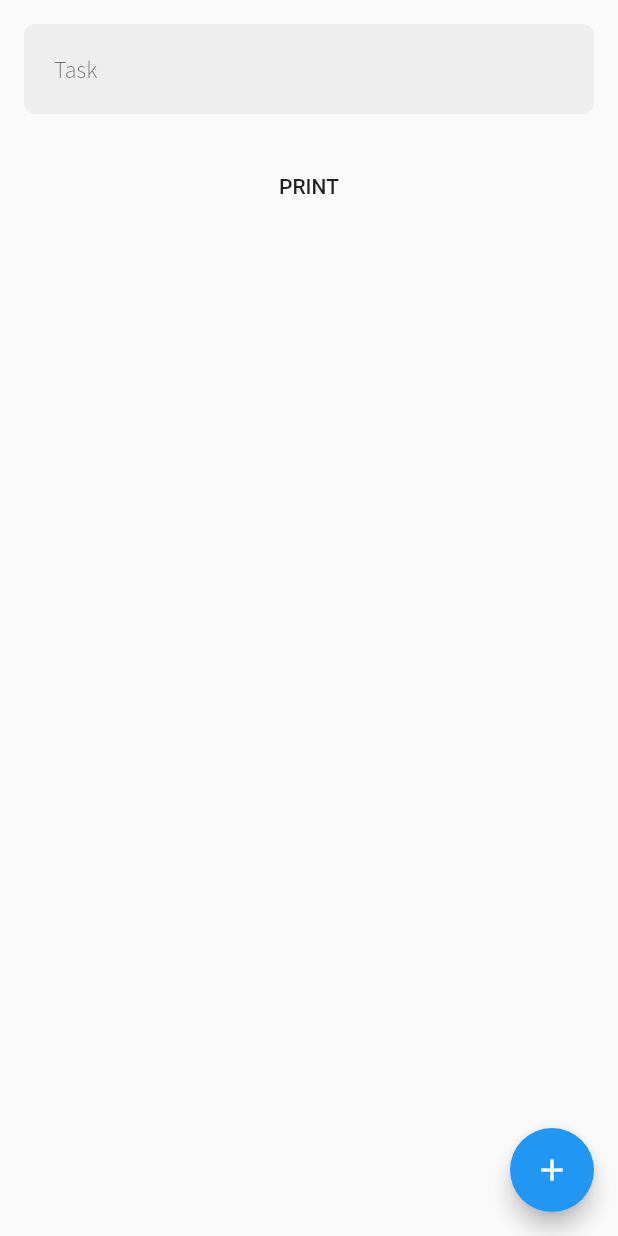
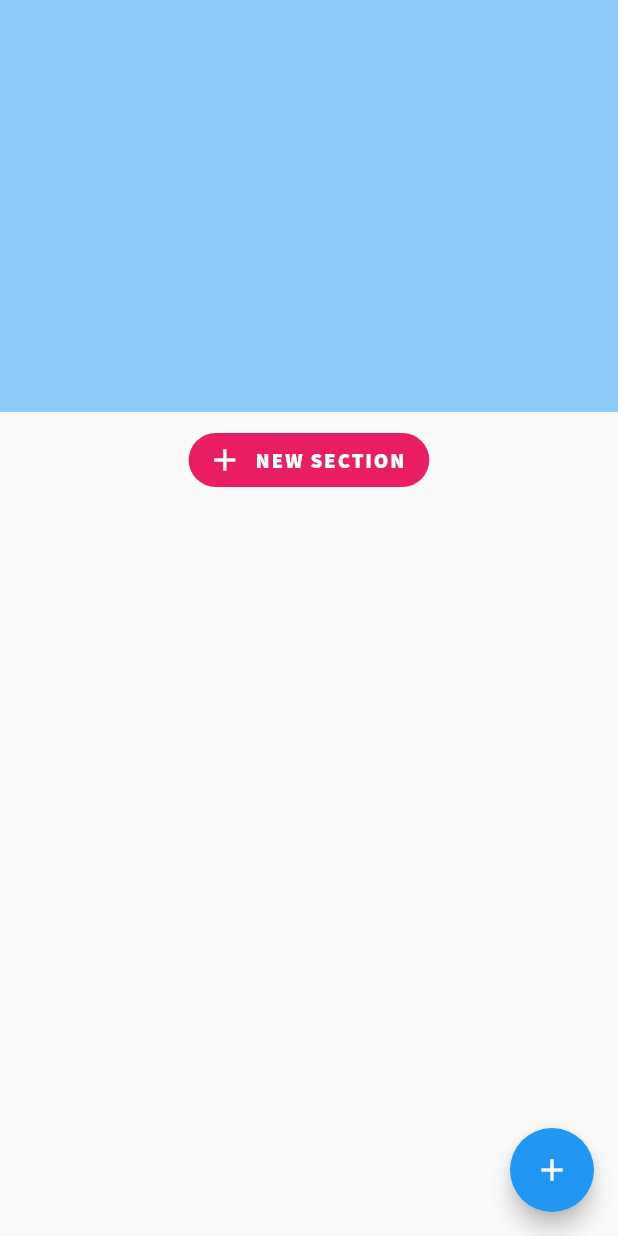
Before and after one commit to aaron-kotch/colltest, a Flutter app: the NewTask screen opened by its route, on a phone screen of 412 x 824 dp. Run offline on Flutter 3.47's test engine with Material 2 defaults, Android fonts, the phone set to English and light mode, and no system bars; our stand-ins replace carousel_slider, cloud_firestore, firebase_auth, image_cropper, image_picker, page_transition and 1 more; accounts and stored records are empty.

Commit message:
Animated List success, layout designs

```diff
--- a/lib/newTask_view.dart
+++ b/lib/newTask_view.dart
@@ -1,3 +1,5 @@
+import 'dart:async';
+
 import 'package:colltest/home_view.dart';
 import 'package:flutter/material.dart';
 import 'package:colltest/home_view.dart';
@@ -13,101 +15,215 @@ class _NewTaskState extends State<NewTask> {
   String saved = '';
 
   List<TextEditingController> _controller = new List();
+  ScrollController scrollController = new ScrollController();
 
   List<String> lItems = [];
 
+  int i;
+
   List<Widget> list = new List();
+  List<String> savedText = new List();
+
+  final GlobalKey<AnimatedListState> listKey = GlobalKey<AnimatedListState>();
+
+  bool clicked = false;
+
+  List<int> _items = [];
+
+  int counter = 0;
+
+  double cardHeight = 250;
+
+  Widget slideIt(BuildContext context, int index, animation) {
+    return SizeTransition(
+      sizeFactor: CurvedAnimation(
+        parent: animation,
+        curve: Curves.easeInOutCubic,
+      ),
+      child: Container(
+          padding: EdgeInsets.only(left: 8, right: 8, top: 4, bottom: 4),
+          child: Container(
+              child: Material(
+                  shape: RoundedRectangleBorder(
+                      borderRadius: BorderRadius.circular(8)),
+                  elevation: 1,
+                  child: Column(
+                    children: <Widget>[
+                      new TextField(
+                        autofocus: false,
+                        maxLines: null,
+                        keyboardType: TextInputType.multiline,
+                        controller: _controller[index],
+                        style: TextStyle(
+                          fontFamily: "SourceSansPro",
+                          fontWeight: FontWeight.w800,
+                          color: Colors.grey[800],
+                          fontSize: 20,
+                        ),
+                        decoration: InputDecoration(
+                          hintText: 'Section name',
+                          hintStyle: TextStyle(
+                            fontFamily: "SourceSansPro",
+                            fontWeight: FontWeight.w800,
+                            color: Colors.grey[500],
+                            fontSize: 20,
+                          ),
+                          filled: true,
+                          fillColor: Colors.grey[100],
+                          border: OutlineInputBorder(
+                              borderSide: BorderSide(
+                            color: Colors.grey[100],
+                          )),
+                          enabledBorder: OutlineInputBorder(
+                              borderRadius: BorderRadius.only(
+                                bottomLeft: Radius.circular(0),
+                                bottomRight: Radius.circular(0),
+                                topLeft: Radius.circular(8),
+                                topRight: Radius.circular(8),
+                              ),
+                              borderSide: BorderSide(
+                                color: Colors.grey[100],
+                              )),
+                          focusedBorder: UnderlineInputBorder(
+                            borderSide: BorderSide(
+                              color: Colors.blueAccent,
+                            ),
+                            borderRadius: BorderRadius.only(
+                              bottomLeft: Radius.circular(0),
+                              bottomRight: Radius.circular(0),
+                              topLeft: Radius.circular(8),
+                              topRight: Radius.circular(8),
+                            ),
+                          ),
+                          contentPadding: EdgeInsets.only(
+                              left: 16, right: 16, top: 12, bottom: 16),
+                        ),
+                      ),
+                      Align(
+                          alignment: Alignment.centerRight,
+                          child: Padding(
+                            padding:
+                                EdgeInsets.only(right: 8, top: 4, bottom: 4),
+                            child: ButtonTheme(
+                              shape: RoundedRectangleBorder(
+                                borderRadius: BorderRadius.circular(20),
+                              ),
+                              child: FlatButton.icon(
+                                icon: Icon(Icons.add,
+                                    color: Colors.white, size: 20),
+                                disabledColor: Colors.blueAccent,
+                                color: Colors.blueAccent,
+                                splashColor: Colors.deepOrange[100],
+                                label: Text("ADD",
+                                    style: TextStyle(
+                                        fontFamily: "SourceSansPro",
+                                        fontWeight: FontWeight.w800,
+                                        fontSize: 14,
+                                        color: Colors.white,
+                                        letterSpacing: 1.25)),
+                                onPressed: () {
+                                  print(_controller[index].text);
+                                  print(_controller[index]);
+                                },
+                              ),
+                            ),
+                          ))
+                    ],
+                  )))),
+    );
+  }
 
   @override
   Widget build(BuildContext context) {
+    double scrHeight = MediaQuery.of(context).size.height;
+    double scrWidth = MediaQuery.of(context).size.width;
+
+    WidgetsBinding.instance.addPostFrameCallback((_) =>
+        scrollController.jumpTo(scrollController.position.maxScrollExtent));
     return SafeArea(
       child: new Scaffold(
-        body: Column(
+        body: SingleChildScrollView(
+          controller: scrollController,
+          scrollDirection: Axis.vertical,
+          child: Column(
             children: <Widget>[
               Container(
-              height: 100,
-              child: new Material(
-                color: Colors.transparent,
-                child: Container(
-                    margin: EdgeInsets.all(16),
-                    child: TextField(
-                      cursorColor: Colors.blueAccent,
-                      controller: tasksInputController,
+                color: Colors.blue[200],
+                height: scrHeight / 3,
+              ),
+              AnimatedList(
+                  shrinkWrap: true,
+                  physics: NeverScrollableScrollPhysics(),
+                  scrollDirection: Axis.vertical,
+                  key: listKey,
+                  initialItemCount: _controller.length,
+                  itemBuilder: (BuildContext context, int index, animation) {
+                    return slideIt(context, index, animation);
+                  }),
+              Container(
+                alignment: Alignment.topCenter,
+                  height: MediaQuery.of(context).size.width / 4,
+                  padding: EdgeInsets.only(top: 8, bottom: 8),
+                  child: Stack(
+                    children: <Widget>[
+                      ButtonTheme(
+                        shape: RoundedRectangleBorder(
+                          borderRadius: BorderRadius.circular(20),
+                        ),
+                        child: FlatButton.icon(
+                          color: Colors.pink[500],
+                          splashColor: Colors.deepPurple[100],
+                          icon: Icon(Icons.add, color: Colors.white),
+                          label: Text("NEW SECTION",
                               style: TextStyle(
                                   fontFamily: "SourceSansPro",
-                        fontWeight: FontWeight.w300,
-                      ),
-                      decoration: InputDecoration(
-                        filled: true,
-                        fillColor: Colors.grey[200],
-                        contentPadding:
-                            EdgeInsets.only(left: 20, top: 20, bottom: 20),
-                        border: OutlineInputBorder(borderSide: BorderSide()),
-                        enabledBorder: OutlineInputBorder(
-                          borderSide: BorderSide(
-                            color: Colors.grey[200],
-                          ),
-                          borderRadius: BorderRadius.circular(8),
-                        ),
-                        focusedBorder: OutlineInputBorder(
-                          borderSide: BorderSide(
-                            color: Colors.grey[200],
-                          ),
-                          borderRadius: BorderRadius.circular(8),
-                        ),
-                        hintText: 'Task',
-                        hintStyle: TextStyle(
-                          fontFamily: "SourceSansPro",
-                          fontWeight: FontWeight.w300,
-                        ),
-                        focusColor: Colors.yellow[400],
-                      ),
-                      onSubmitted: (text) {
-                        lItems.add(text);
-                        tasksInputController.clear();
+                                  fontWeight: FontWeight.w800,
+                                  color: Colors.white,
+                                  letterSpacing: 1.25)),
+                          onPressed: () {
+                            if (_controller.length == 0) {
+                              _controller.add(new TextEditingController());
+                              listKey.currentState.insertItem(0,
+                                  duration: const Duration(milliseconds: 500));
+                            } else if (_controller.length > 0) {
+                              _controller.add(new TextEditingController());
+                              listKey.currentState.insertItem(
+                                  _controller.length - 1,
+                                  duration: const Duration(milliseconds: 500));
+                            }
+
                             setState(() {});
-                      },
-                    )),
-              ),
-            ),
-            Container(
-              child: FlatButton(
-                child: Text("PRINT"),
-                onPressed: () {
-                  _controller.add(new TextEditingController());
-                  int i = _controller.length - 1;
-                  list.add(new TextField(
-                    controller: _controller[i],
-                    decoration: InputDecoration(
-                        hintText: 'Hint ${_controller.length+1}'),));
-                  print(_controller);
-                  setState(() {});
+
+                            maxScroll();
                           },
                         ),
+                      )
+                    ],
+                  )),
+            ],
           ),
-            Container(
-              child: new Expanded(
-                child: new ListView.builder(
-                    itemCount: _controller.length,
-                    itemBuilder: (BuildContext context, int index) {
-                      Widget widget = list.elementAt(index);
-                      return widget;
-                    }),
-              ),
-            ),
-            Container(
-                child: new Expanded(
-                    child: new ListView.builder(
-                        itemCount: lItems.length,
-                        itemBuilder: (BuildContext context, int index) {
-                          return new Text(lItems[index]);
-                        }))),
-          ],
         ),
         floatingActionButton: new FloatingActionButton(
           onPressed: () {
-            int i = _controller.length - 1;
-            print(_controller[1].text);
+            int listLength = _controller.length;
+            if (this.clicked == false) {
+              for (this.i = 0; i < listLength; i++) {
+                //print(_controller[i].text);
+                savedText.add(_controller[i].text);
+                print(i);
+              }
+              //this.clicked = true;
+            } else if (this.clicked == true) {
+              print("button disabled!");
+            }
+
+            String len = _controller.length.toString();
+
+            print(_items);
+            print(savedText);
+            print("controller length = " + len);
+            print(list.length);
+            print(scrollController.position);
           },
           child: new Icon(Icons.add),
         ),
@@ -121,6 +237,19 @@ class _NewTaskState extends State<NewTask> {
     testList.add("nice");
 
     print(testList);
+  }
+
+  maxScroll() async {
+    Timer(
+      Duration(milliseconds: 50),
+      () {
+        scrollController.animateTo(
+          scrollController.position.maxScrollExtent + cardHeight,
+          duration: const Duration(milliseconds: 500),
+          curve: Curves.ease,
+        );
+      },
+    );
   }
 }
 
```
Lines whose indentation alone changed are shown as unchanged.
